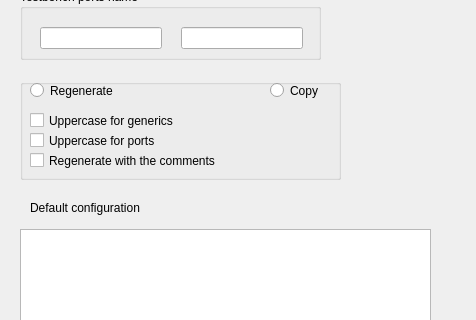
Qt form src/UI/UIs/Testbench_generator_config_UI.ui (DRubioG/HDLHelper) before a commit; both pictures show x 0 to 476 and y 231 to 551 of the 476 by 636 pixel window.
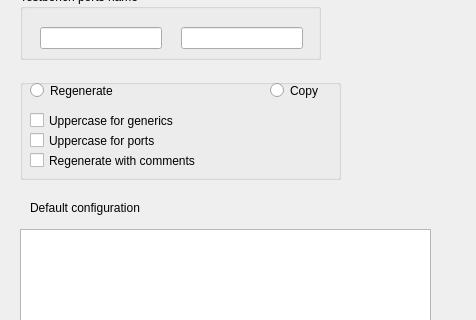
The same form after that commit.

The edit to the form file:
```diff
--- a/src/UI/UIs/Testbench_generator_config_UI.ui
+++ b/src/UI/UIs/Testbench_generator_config_UI.ui
@@ -293,7 +293,7 @@
      </rect>
     </property>
     <property name="text">
-     <string>Regenerate with the comments</string>
+     <string>Regenerate with comments</string>
     </property>
    </widget>
    <widget class="QRadioButton" name="radioButton_regenerate">
```
